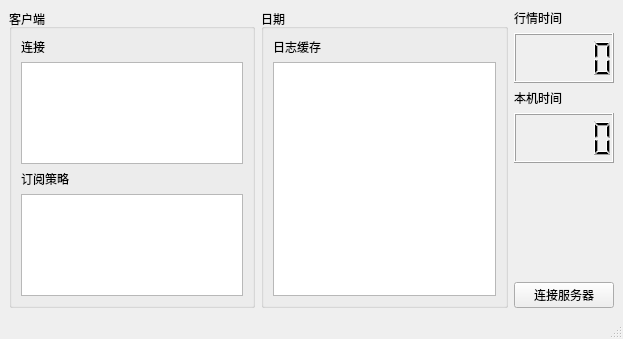
Before: the Qt Designer form ui/mainWindow.ui in sharmaking/MarketServer, drawn with Qt 5.
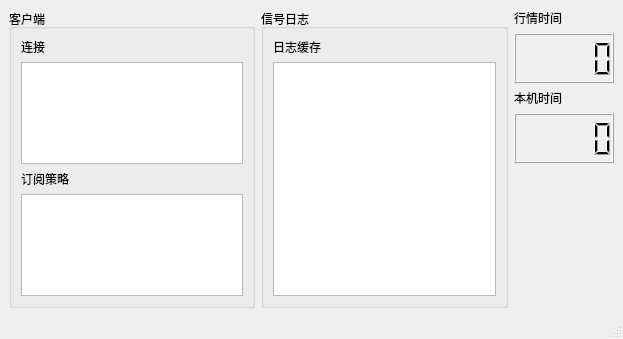
After: the same form once the commit is applied.

Commit message: 显示主窗口

What changed in the file:
```diff
--- a/ui/mainWindow.ui
+++ b/ui/mainWindow.ui
@@ -47,7 +47,7 @@
     <item>
      <widget class="QGroupBox" name="groupBox_2">
       <property name="title">
-       <string>日期</string>
+       <string>信号日志</string>
       </property>
       <layout class="QVBoxLayout" name="verticalLayout_2">
        <item>
@@ -115,13 +115,6 @@
         </property>
        </spacer>
       </item>
-      <item>
-       <widget class="QPushButton" name="pushButton">
-        <property name="text">
-         <string>连接服务器</string>
-        </property>
-       </widget>
-      </item>
      </layout>
     </item>
    </layout>
```
Left out of the diff: 1 changed line with no effect on the pictures. The commit also changes 5 other files.
